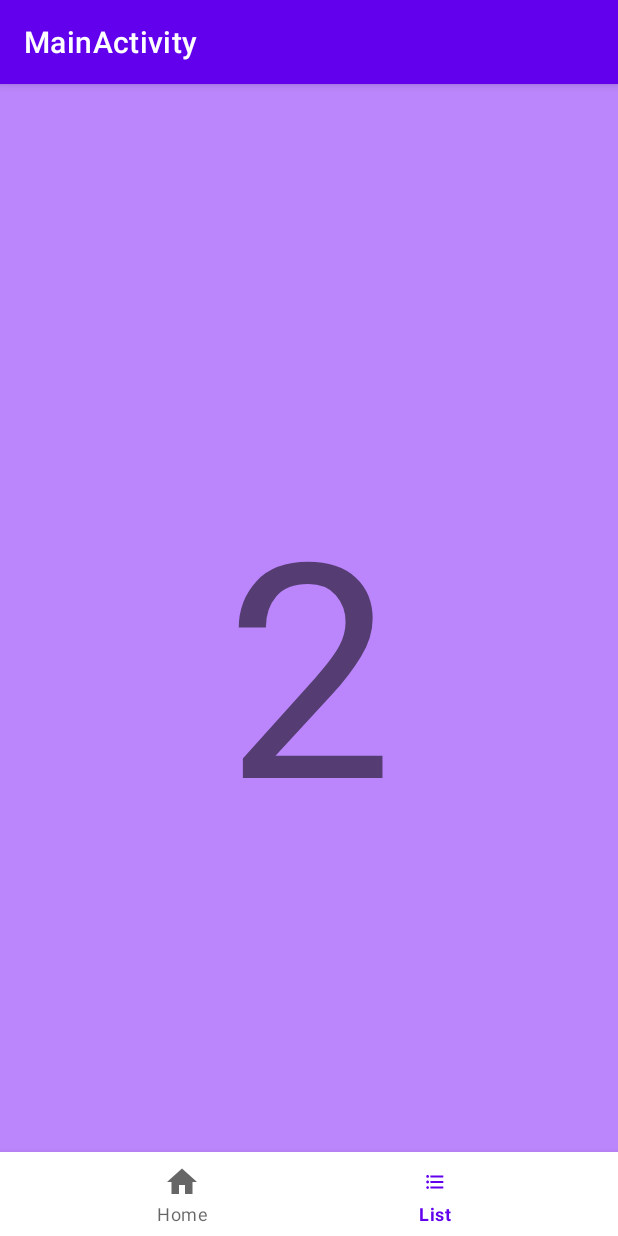
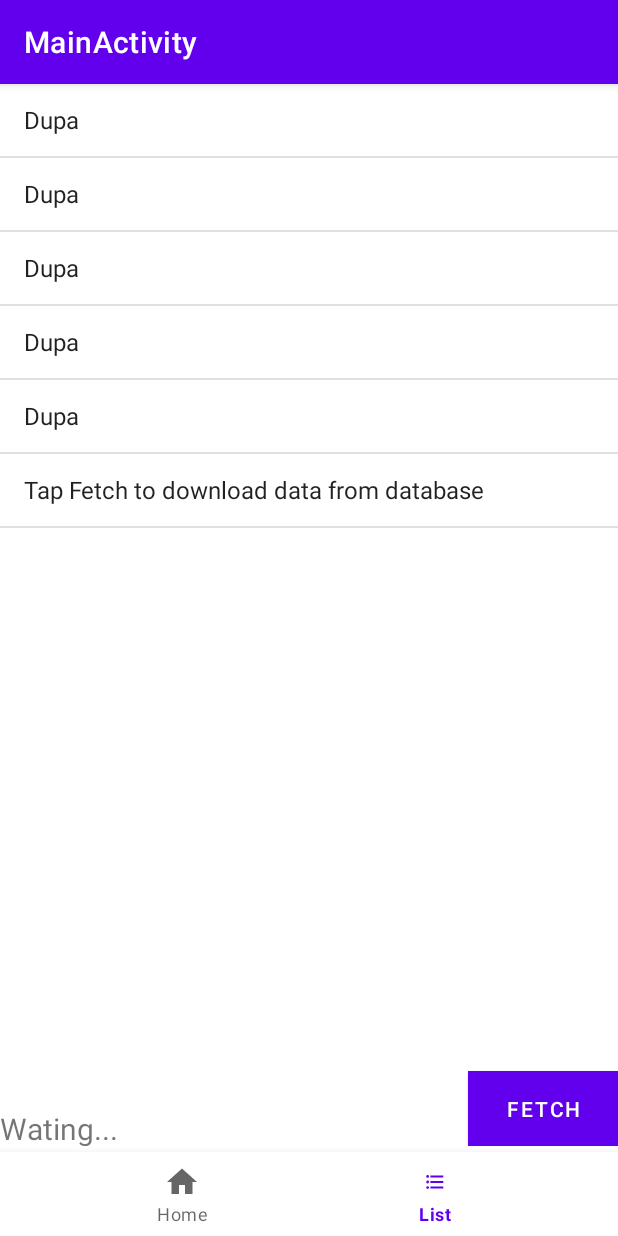
Before and after one commit to rempek99/crowding, an Android app: the EventList screen opened through its navigation route, on a phone screen of 412 x 824 dp. Run offline under Robolectric (Android 15) with nearby library versions, the phone set to English and light mode, and no system bars; our stand-ins replace navigation-ui.

Commit message:
Fetching data to android from database

```diff
--- a/backend/src/main/java/pl/remplewicz/crowding/config/security/JwtTokenUtil.java
+++ b/backend/src/main/java/pl/remplewicz/crowding/config/security/JwtTokenUtil.java
@@ -3,7 +3,6 @@ package pl.remplewicz.crowding.config.security;
 import io.jsonwebtoken.*;
 import lombok.RequiredArgsConstructor;
 import lombok.extern.slf4j.Slf4j;
-import org.slf4j.Logger;
 import org.springframework.beans.factory.annotation.Value;
 import org.springframework.stereotype.Component;
 import pl.remplewicz.crowding.model.User;
--- a/backend/src/main/java/pl/remplewicz/crowding/dto/CrowdingEventDto.java
+++ b/backend/src/main/java/pl/remplewicz/crowding/dto/CrowdingEventDto.java
@@ -12,8 +12,6 @@ import lombok.Builder;
 import lombok.Getter;
 import lombok.Setter;
 
-import java.time.LocalDateTime;
-
 @Getter
 @Setter
 @Builder
--- a/backend/src/main/java/pl/remplewicz/crowding/dto/UserDto.java
+++ b/backend/src/main/java/pl/remplewicz/crowding/dto/UserDto.java
@@ -2,8 +2,6 @@ package pl.remplewicz.crowding.dto;
 
 import lombok.Builder;
 import lombok.Data;
-import org.springframework.validation.annotation.Validated;
-
 import javax.validation.constraints.NotEmpty;
 import javax.validation.constraints.Size;
 
--- a/backend/src/main/java/pl/remplewicz/crowding/model/User.java
+++ b/backend/src/main/java/pl/remplewicz/crowding/model/User.java
@@ -5,7 +5,6 @@ import org.hibernate.Hibernate;
 import org.springframework.security.core.userdetails.UserDetails;
 
 import javax.persistence.*;
-import java.io.Serializable;
 import java.util.HashSet;
 import java.util.Objects;
 import java.util.Set;
@@ -27,7 +26,7 @@ import java.util.function.Predicate;
 @ToString
 @RequiredArgsConstructor
 @Table(name = "users")
-public class User implements UserDetails, Serializable {
+public class User implements UserDetails {
 
     // Fields
     @Id
--- a/backend/src/main/java/pl/remplewicz/crowding/repository/UserRepo.java
+++ b/backend/src/main/java/pl/remplewicz/crowding/repository/UserRepo.java
@@ -5,7 +5,6 @@ import org.springframework.cache.annotation.CacheEvict;
 import org.springframework.cache.annotation.Cacheable;
 import org.springframework.data.jpa.repository.JpaRepository;
 import org.springframework.stereotype.Repository;
-import pl.remplewicz.crowding.exception.NotFoundException;
 import pl.remplewicz.crowding.model.User;
 
 import java.util.List;
--- a/backend/src/main/java/pl/remplewicz/crowding/rest/MyController.java
+++ b/backend/src/main/java/pl/remplewicz/crowding/rest/MyController.java
@@ -5,7 +5,6 @@ import org.springframework.web.bind.annotation.*;
 import pl.remplewicz.crowding.dto.UserDto;
 import pl.remplewicz.crowding.model.Role;
 import pl.remplewicz.crowding.service.IUserService;
-import pl.remplewicz.crowding.service.UserService;
 import pl.remplewicz.crowding.util.converter.UserConverter;
 
 import javax.annotation.security.RolesAllowed;
--- a/backend/src/main/java/pl/remplewicz/crowding/service/UserDetailsService.java
+++ b/backend/src/main/java/pl/remplewicz/crowding/service/UserDetailsService.java
@@ -2,10 +2,6 @@ package pl.remplewicz.crowding.service;
 
 import org.springframework.security.core.userdetails.UserDetails;
 import org.springframework.security.core.userdetails.UsernameNotFoundException;
-import pl.remplewicz.crowding.exception.UserAccountException;
-import pl.remplewicz.crowding.model.User;
-
-import java.util.List;
 
 /*
  * Copyright (c) 2021.
--- a/backend/src/main/java/pl/remplewicz/crowding/service/UserService.java
+++ b/backend/src/main/java/pl/remplewicz/crowding/service/UserService.java
@@ -4,14 +4,12 @@ import org.springframework.beans.factory.annotation.Autowired;
 import org.springframework.dao.DataIntegrityViolationException;
 import org.springframework.security.crypto.password.PasswordEncoder;
 import org.springframework.stereotype.Service;
-import pl.remplewicz.crowding.dto.UserRolesDto;
 import pl.remplewicz.crowding.exception.DuplicationException;
 import pl.remplewicz.crowding.exception.NotFoundException;
 import pl.remplewicz.crowding.model.Role;
 import pl.remplewicz.crowding.model.User;
 import pl.remplewicz.crowding.repository.UserRepo;
 
-import java.util.Optional;
 import java.util.Set;
 import java.util.stream.Collectors;
 
--- a/frontend/app/src/main/java/pl/remplewicz/ui/list/EventList.java
+++ b/frontend/app/src/main/java/pl/remplewicz/ui/list/EventList.java
@@ -4,24 +4,78 @@ import android.os.Bundle;
 import android.view.LayoutInflater;
 import android.view.View;
 import android.view.ViewGroup;
+import android.widget.ArrayAdapter;
+import android.widget.Button;
+import android.widget.ListView;
+import android.widget.TextView;
 
+import androidx.annotation.NonNull;
+import androidx.annotation.Nullable;
 import androidx.fragment.app.Fragment;
+import androidx.lifecycle.ViewModelProvider;
 
-import lombok.var;
+import java.util.ArrayList;
+import java.util.List;
+import java.util.stream.Collectors;
+
 import pl.remplewicz.R;
-import pl.remplewicz.databinding.FragmentEventListBinding;
+import pl.remplewicz.model.CrowdingEvent;
 
 public class EventList extends Fragment {
 
-    private FragmentEventListBinding binding;
     private EventListViewModel viewModel;
+
+
+    private TextView statusText;
+    private ArrayAdapter<String> adapter;
+    private ListView listView;
+    private List<String> list = new ArrayList<>();
+
 
     @Override
     public View onCreateView(LayoutInflater inflater, ViewGroup container,
                              Bundle savedInstanceState) {
-        this.viewModel = new EventListViewModel(getContext());
-        var events = viewModel.getEvents();
-        System.out.println(events);
         return inflater.inflate(R.layout.fragment_event_list, container, false);
     }
+
+    @Override
+    public void onViewCreated(@NonNull View view, @Nullable Bundle savedInstanceState) {
+        super.onViewCreated(view, savedInstanceState);
+        viewModel = new ViewModelProvider(requireActivity()).get(EventListViewModel.class);
+        statusText = view.findViewById(R.id.statusText);
+        listView = view.findViewById(R.id.crowdingEventList);
+        adapter=new ArrayAdapter<String>(getContext(),
+                android.R.layout.simple_list_item_1,
+                list);
+        list.add("Dupa");
+        list.add("Dupa");
+        list.add("Dupa");
+        list.add("Dupa");
+        list.add("Dupa");
+        list.add("Tap Fetch to download data from database");
+        listView.setAdapter(adapter);
+
+        viewModel.getEvents().observe(getViewLifecycleOwner(),events -> {
+            if(events!=null) {
+                System.out.println(events.size());
+                list.clear();
+                list.addAll(events.stream().map(CrowdingEvent::getTitle).collect(Collectors.toList()));
+                adapter.notifyDataSetChanged();
+                statusText.setText("Updated!");
+            }
+        });
+
+
+
+
+
+        Button fetchButton = view.findViewById(R.id.testButton);
+        fetchButton.setOnClickListener(new View.OnClickListener() {
+            @Override
+            public void onClick(View v) {
+                statusText.setText("Fetching...");
+                viewModel.fetchEvents();
+            }
+        });
+    }
 }
--- a/frontend/app/src/main/java/pl/remplewicz/ui/list/EventListViewModel.java
+++ b/frontend/app/src/main/java/pl/remplewicz/ui/list/EventListViewModel.java
@@ -2,76 +2,47 @@ package pl.remplewicz.ui.list;
 
 import android.content.Context;
 
+import androidx.lifecycle.LiveData;
 import androidx.lifecycle.MutableLiveData;
 import androidx.lifecycle.ViewModel;
 
-import com.android.volley.Request;
-import com.android.volley.RequestQueue;
-import com.android.volley.Response;
-import com.android.volley.VolleyError;
-import com.android.volley.toolbox.JsonArrayRequest;
-import com.android.volley.toolbox.JsonObjectRequest;
-import com.android.volley.toolbox.Volley;
-import com.google.gson.Gson;
+import java.util.List;
+import java.util.concurrent.ExecutionException;
+import java.util.concurrent.Executor;
+import java.util.concurrent.FutureTask;
 
-import org.json.JSONArray;
-import org.json.JSONObject;
-
-import java.util.ArrayList;
-import java.util.Arrays;
-import java.util.List;
-
+import pl.remplewicz.api.CrowdingApi;
+import pl.remplewicz.api.RetrofitInstance;
 import pl.remplewicz.model.CrowdingEvent;
+import retrofit2.Call;
+import retrofit2.Callback;
+import retrofit2.Response;
 
 public class EventListViewModel extends ViewModel {
 
-    private final Context context;
-    private final MutableLiveData<List<CrowdingEvent>> events = new MutableLiveData<>();
+    private  MutableLiveData<List<CrowdingEvent>> events;
 
-    public EventListViewModel(Context context) {
-        this.context = context;
-        fetchEvents();
+    public void fetchEvents() {
+
+        RetrofitInstance.getApi().getEventsCall().enqueue(new Callback<List<CrowdingEvent>>() {
+            @Override
+            public void onResponse(Call<List<CrowdingEvent>> call, Response<List<CrowdingEvent>> response) {
+                events.setValue(response.body());
+                System.out.println("SFECZOWANE");
+            }
+
+            @Override
+            public void onFailure(Call<List<CrowdingEvent>> call, Throwable t) {
+                System.out.println(t);
+            }
+        });
     }
 
-    private void fetchEvents() {
-        List<CrowdingEvent> events = new ArrayList<CrowdingEvent>();
-        RequestQueue requestQueue = Volley.newRequestQueue(context);
-        System.out.println("eeeeeeeeeeeeelo");
-        String url = "http://192.168.1.10:8080/api/public/events";
-        JsonArrayRequest jsonArrayRequest = new JsonArrayRequest(
-                Request.Method.GET,
-                url,
-                null,
-                response -> {
-                    Gson gson = new Gson();
-                    System.out.println("-----------------------------");
-                    System.out.println(response.toString());
-                    CrowdingEvent[] responseEvents = gson.fromJson(response.toString(), CrowdingEvent[].class);
-                    this.events.setValue(Arrays.asList(responseEvents));
-                },
-                error -> {
-                    System.out.println(error.getMessage());
-
-                });
-//        JsonArrayRequest jsonObjectRequest = new JsonArrayRequest(
-//                (Request.Method.GET, url, null, response -> {
-//                    Gson gson = new Gson();
-//                    System.out.println("-----------------------------");
-//                    System.out.println(response.toString());
-//                    CrowdingEvent[] responseEvents = gson.fromJson(response.toString(), CrowdingEvent[].class);
-//                    this.events.setValue(Arrays.asList(responseEvents));
-//                }, error -> {
-//                    System.out.println(error.getMessage());
-//
-//                });
-        requestQueue.add(jsonArrayRequest);
-        this.events.setValue(events);
-    }
-
-    public List<CrowdingEvent> getEvents() {
-        if (events.getValue() == null) {
-            fetchEvents();
+    public LiveData<List<CrowdingEvent>> getEvents() {
+        if (events == null) {
+            events = new MutableLiveData<>();
+//            fetchEvents();
         }
-        return events.getValue();
+        return events;
     }
 }
--- a/frontend/app/src/main/res/layout/activity_main.xml
+++ b/frontend/app/src/main/res/layout/activity_main.xml
@@ -22,6 +22,7 @@
         android:name="androidx.navigation.fragment.NavHostFragment"
         android:layout_width="match_parent"
         android:layout_height="match_parent"
+        android:layout_marginBottom="60dp"
         app:defaultNavHost="true"
         app:layout_constraintBottom_toTopOf="@id/bottom_nav_menu_view"
         app:layout_constraintLeft_toLeftOf="parent"
--- a/frontend/app/src/main/res/layout/fragment_event_list.xml
+++ b/frontend/app/src/main/res/layout/fragment_event_list.xml
@@ -2,19 +2,36 @@
 <androidx.constraintlayout.widget.ConstraintLayout xmlns:android="http://schemas.android.com/apk/res/android"
     xmlns:app="http://schemas.android.com/apk/res-auto"
     xmlns:tools="http://schemas.android.com/tools"
-    android:background="@color/purple_200"
     android:layout_width="match_parent"
     android:layout_height="match_parent"
+    android:background="@color/white"
     tools:context=".ui.list.EventList">
 
-    <TextView
-        android:id="@+id/secondFragmentTextView"
-        android:layout_width="wrap_content"
-        android:layout_height="wrap_content"
-        android:text="2"
-        android:textSize="200sp"
+    <ListView
+        android:id="@+id/crowdingEventList"
+        android:layout_width="match_parent"
+        android:layout_height="match_parent"
+        android:drawSelectorOnTop="false"
         app:layout_constraintBottom_toBottomOf="parent"
         app:layout_constraintEnd_toEndOf="parent"
         app:layout_constraintStart_toStartOf="parent"
         app:layout_constraintTop_toTopOf="parent" />
+
+    <TextView
+        android:id="@+id/statusText"
+        android:layout_width="200sp"
+        android:layout_height="25sp"
+        android:text="Wating..."
+        android:textSize="20sp"
+        app:layout_constraintBottom_toBottomOf="parent"
+        app:layout_constraintStart_toStartOf="parent" />
+
+    <Button
+        android:id="@+id/testButton"
+        android:layout_width="100sp"
+        android:layout_height="50sp"
+        android:background="#B8B8B8"
+        android:text="Fetch"
+        app:layout_constraintBottom_toBottomOf="parent"
+        app:layout_constraintEnd_toEndOf="parent" />
 </androidx.constraintlayout.widget.ConstraintLayout>
```
Also changed, not shown: backend/src/main/java/pl/remplewicz/crowding/config/security/JwtTokenFilter.java (+15 -14 lines), frontend/app/build.gradle (+17 -1 lines), frontend/app/src/main/java/pl/remplewicz/api/CrowdingApi.java (added, +45 -0 lines), frontend/app/src/main/java/pl/remplewicz/api/ICrowdingApi.java (added, +14 -0 lines), frontend/app/src/main/java/pl/remplewicz/api/RetrofitInstance.java (added, +24 -0 lines), frontend/app/src/main/java/pl/remplewicz/util/CrowdingConstants.java (added, +10 -0 lines), 1 other file.
